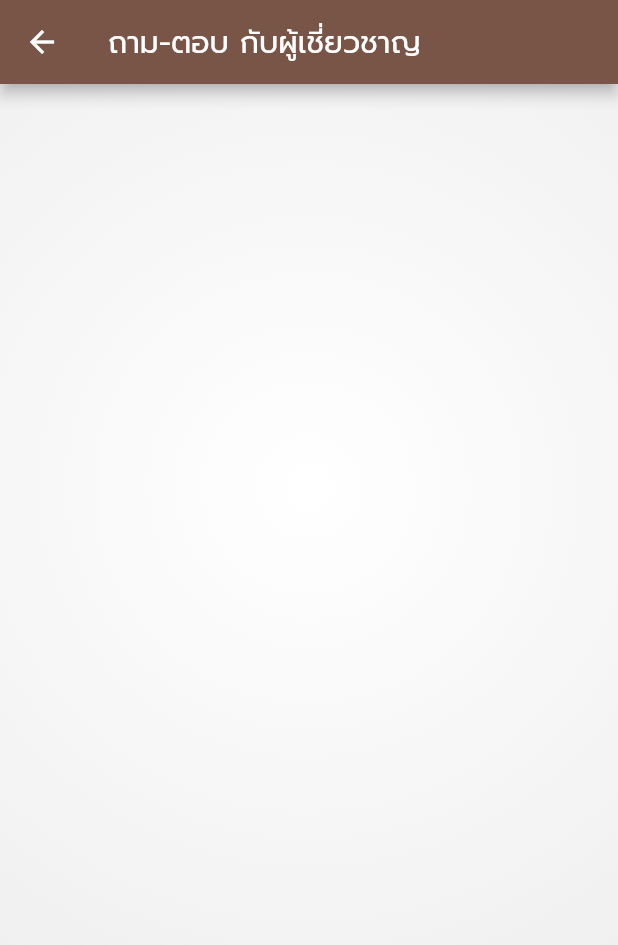
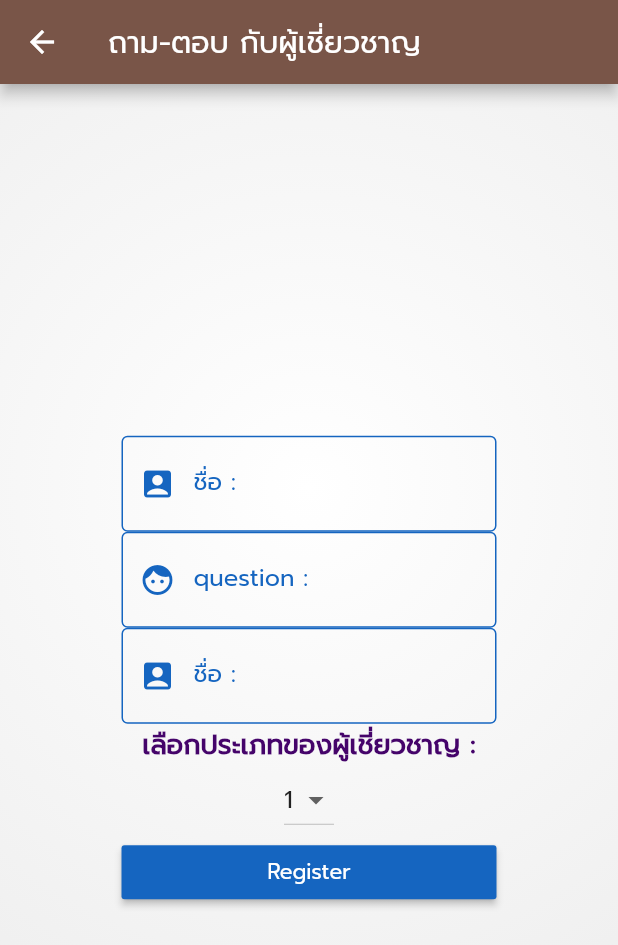
Before and after one commit to Issaraporn99/Application_R-U-Lady, a Flutter app: the QandA screen opened directly, on a phone screen of 412 x 824 dp. Shown: the top 945 px of the screen. Run offline on Flutter 3.47's test engine with Material 2 defaults, Android fonts, the phone set to English and light mode, and no system bars; our stand-ins replace carousel_slider, dio, flutter_html, shared_preferences; accounts and stored records are empty; project files that could hold a hidden picture were left out.

Commit message:
13/12/2563 p.2

```diff
--- /dev/null
+++ b/lib/modal/qustion_modal.dart
@@ -0,0 +1,27 @@
+class UserModel {
+  String questionId;
+  String question;
+  String questionDate;
+  String questionName;
+  String expertiseId;
+
+  UserModel({this.questionId, this.question, this.questionDate, this.questionName, this.expertiseId});
+
+  UserModel.fromJson(Map<String, dynamic> json) {
+    questionId = json['questionId'];
+    question = json['question'];
+    questionDate = json['question_date'];
+    questionName = json['question_name'];
+    expertiseId = json['expertise_id'];
+  }
+
+  Map<String, dynamic> toJson() {
+    final Map<String, dynamic> data = new Map<String, dynamic>();
+    data['questionId'] = this.questionId;
+    data['question'] = this.question;
+    data['question_date'] = this.questionDate;
+    data['question_name'] = this.questionName;
+    data['expertise_id'] = this.expertiseId;
+    return data;
+  }
+}
--- a/lib/screen/qa/qa.dart
+++ b/lib/screen/qa/qa.dart
@@ -1,3 +1,5 @@
+import 'package:dio/dio.dart';
+import 'package:doctorpurin/utility/normal_dialog.dart';
 import 'package:flutter/material.dart';
 import 'package:doctorpurin/utility/my_style.dart';
 
@@ -7,6 +9,38 @@ class QandA extends StatefulWidget {
 }
 
 class _QandAState extends State<QandA> {
+   List _typeEx = [
+    "1",
+    "2",
+  ];
+
+  List<DropdownMenuItem<String>> _dropDownMenuItems;
+  // String _currentType;
+@override
+  void initState() {
+    _dropDownMenuItems = getDropDownMenuItems();
+    expertiseId = _dropDownMenuItems[0].value;
+    super.initState();
+  }
+
+  List<DropdownMenuItem<String>> getDropDownMenuItems() {
+    List<DropdownMenuItem<String>> items = new List();
+    for (String typeEx in _typeEx) {
+      items.add(new DropdownMenuItem(value: typeEx, child: new Text(typeEx)));
+    }
+    return items;
+  }
+
+  void changedDropDownItem(String selectedEx) {
+    setState(() {
+      expertiseId = selectedEx;
+    });
+  }
+  String questionId;
+  String question;
+  String questionDate;
+  String questionName;
+  String expertiseId;
   @override
   Widget build(BuildContext context) {
     return Scaffold(
@@ -27,6 +61,16 @@ class _QandAState extends State<QandA> {
               mainAxisSize: MainAxisSize.min,
               children: <Widget>[
                 MyStyle().mySizeBox(),
+                userForm(),
+                qustion(),
+                questiondate(),
+                MyStyle().showTitleH2('เลือกประเภทของผู้เชี่ยวชาญ :'),
+          new DropdownButton(
+            value: expertiseId,
+            items: _dropDownMenuItems,
+            onChanged: changedDropDownItem,
+          ),
+                registerButton(),
               ],
             ),
           ),
@@ -34,4 +78,105 @@ class _QandAState extends State<QandA> {
       ),
     );
   }
+
+  Widget registerButton() => Container(
+      width: 250.0,
+      child: RaisedButton(
+        color: MyStyle().darkColor,
+        onPressed: () {
+          print(
+              'question = $question, question_name = $questionName, expertise_id = $expertiseId,question_date=$questionDate');
+          registerThread();
+        },
+        child: Text('Register',
+            style: TextStyle(
+              color: Colors.white,
+            )),
+      ));
+
+  Future<Null> registerThread() async {
+    String url =
+        'http://192.168.1.108/apidoctor/addQustion.php?isAdd=true&question=$question&question_name=$questionName&expertise_id=$expertiseId&question_date=$questionDate';
+
+    try {
+      Response response = await Dio().get(url);
+      print('res=$response');
+
+      if (response.toString() == 'true') {
+        Navigator.pop(context);
+      } else {
+        normalDialog(context, 'กรุณาลองใหม่');
+      }
+    } catch (e) {}
+  }
+
+  Widget qustion() => Row(
+        mainAxisAlignment: MainAxisAlignment.center,
+        children: <Widget>[
+          Container(
+              width: 250.0,
+              child: TextField(
+                onChanged: (value) => question = value.trim(),
+                decoration: InputDecoration(
+                  prefixIcon: Icon(
+                    Icons.face,
+                    color: MyStyle().darkColor,
+                  ),
+                  labelStyle: TextStyle(color: MyStyle().darkColor),
+                  labelText: 'question :',
+                  enabledBorder: OutlineInputBorder(
+                      borderSide: BorderSide(color: MyStyle().darkColor)),
+                  focusedBorder: OutlineInputBorder(
+                      borderSide: BorderSide(color: MyStyle().primaryColor)),
+                ),
+              )
+              ),
+        ],
+      );
+
+  Widget userForm() => Row(
+        mainAxisAlignment: MainAxisAlignment.center,
+        children: <Widget>[
+          Container(
+              width: 250.0,
+              child: TextField(
+                onChanged: (value) => questionName = value.trim(),
+                decoration: InputDecoration(
+                  prefixIcon: Icon(
+                    Icons.account_box,
+                    color: MyStyle().darkColor,
+                  ),
+                  labelStyle: TextStyle(color: MyStyle().darkColor),
+                  labelText: 'ชื่อ :',
+                  enabledBorder: OutlineInputBorder(
+                      borderSide: BorderSide(color: MyStyle().darkColor)),
+                  focusedBorder: OutlineInputBorder(
+                      borderSide: BorderSide(color: MyStyle().primaryColor)),
+                ),
+              )),
+        ],
+      );
+        Widget questiondate() => Row(
+        mainAxisAlignment: MainAxisAlignment.center,
+        children: <Widget>[
+          Container(
+              width: 250.0,
+              child: TextField(
+                onChanged: (value) => questionDate = value.trim(),
+                decoration: InputDecoration(
+                  prefixIcon: Icon(
+                    Icons.account_box,
+                    color: MyStyle().darkColor,
+                  ),
+                  labelStyle: TextStyle(color: MyStyle().darkColor),
+                  labelText: 'ชื่อ :',
+                  enabledBorder: OutlineInputBorder(
+                      borderSide: BorderSide(color: MyStyle().darkColor)),
+                  focusedBorder: OutlineInputBorder(
+                      borderSide: BorderSide(color: MyStyle().primaryColor)),
+                ),
+              )),
+        ],
+      );
+
 }
```
